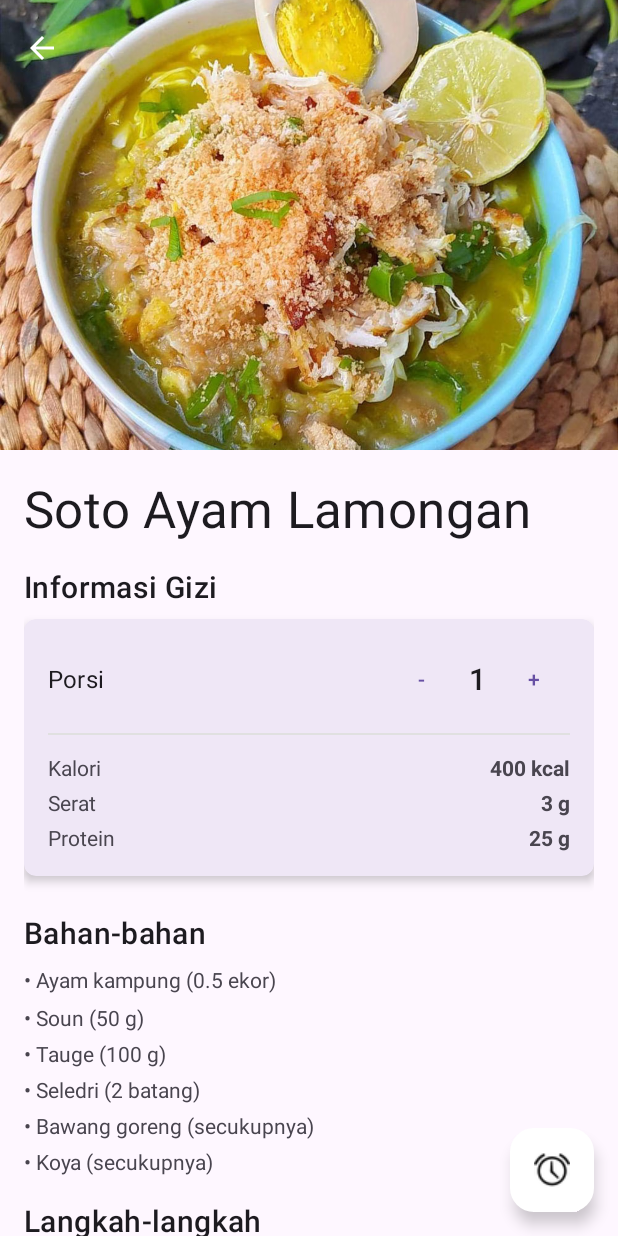
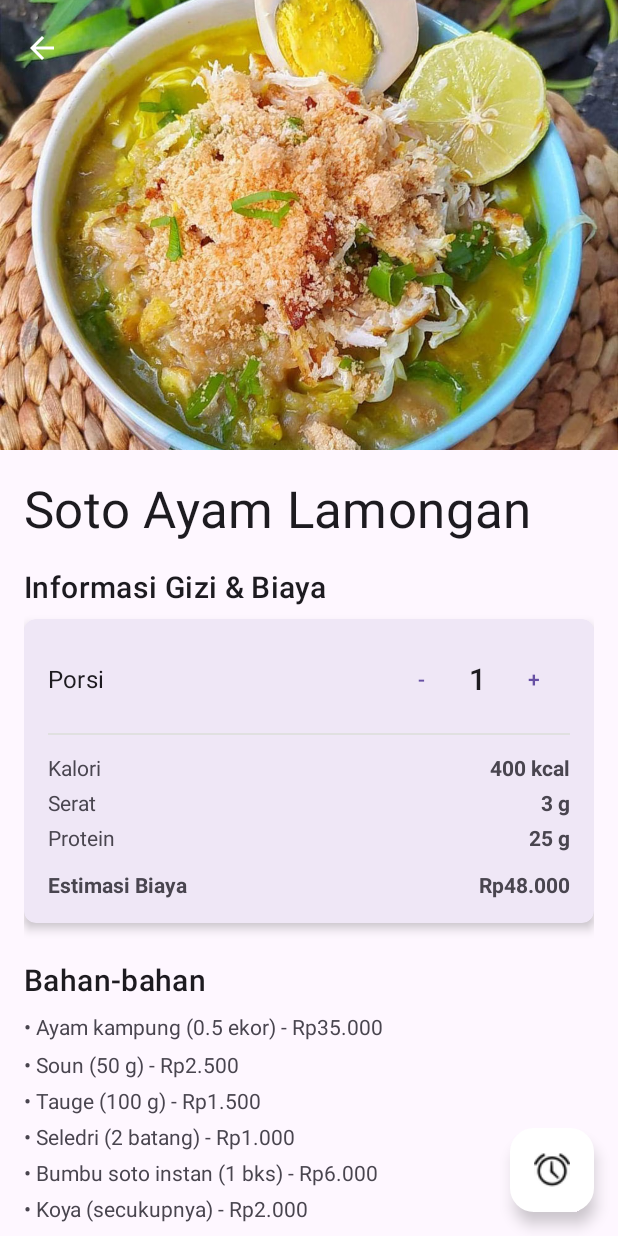
Before and after one commit to AlIhsanAli/Resep_Makanan, an Android app: the screen it shows after launch (DetailActivity), after a tap on "Soto Ayam Lamongan", on a phone screen of 412 x 824 dp. Run offline under Robolectric (Android 15) with nearby library versions, the phone set to English and light mode, and no system bars.

Commit message:
Proyek TO

```diff
--- a/app/src/main/java/com/example/resep_makanan/DetailActivity.kt
+++ b/app/src/main/java/com/example/resep_makanan/DetailActivity.kt
@@ -11,6 +11,7 @@ import androidx.appcompat.widget.Toolbar
 import com.example.resep_makanan.model.Resep
 import com.google.android.material.appbar.CollapsingToolbarLayout
 import com.google.android.material.floatingactionbutton.FloatingActionButton
+import java.text.NumberFormat
 import java.util.Locale
 
 class DetailActivity : AppCompatActivity() {
@@ -21,12 +22,14 @@ class DetailActivity : AppCompatActivity() {
 
     private var currentPortion = 1
     private var originalResep: Resep? = null
+    private var totalCostPerPortion = 0
 
     private lateinit var tvPortionCount: TextView
     private lateinit var tvDetailIngredients: TextView
     private lateinit var tvDetailCalories: TextView
     private lateinit var tvDetailFiber: TextView
     private lateinit var tvDetailProtein: TextView
+    private lateinit var tvDetailCost: TextView
     private lateinit var tvDetailTitle: TextView
 
     override fun onCreate(savedInstanceState: Bundle?) {
@@ -65,6 +68,7 @@ class DetailActivity : AppCompatActivity() {
         tvDetailCalories = findViewById(R.id.tv_detail_calories)
         tvDetailFiber = findViewById(R.id.tv_detail_fiber)
         tvDetailProtein = findViewById(R.id.tv_detail_protein)
+        tvDetailCost = findViewById(R.id.tv_detail_cost)
         tvDetailTitle = findViewById(R.id.tv_detail_title)
     }
 
@@ -73,12 +77,20 @@ class DetailActivity : AppCompatActivity() {
         findViewById<ImageView>(R.id.iv_detail_image).setImageResource(resep.image)
 
         val stepsArray = resources.getStringArray(resep.stepsResId)
-        val stepsTextView: TextView = findViewById(R.id.tv_detail_steps)
-        stepsTextView.text = stepsArray
+        findViewById<TextView>(R.id.tv_detail_steps).text = stepsArray
             .mapIndexed { index, step -> "${index + 1}. $step" }
             .joinToString("\n\n")
 
+        calculateInitialCost(resep.ingredientsResId)
         updateDynamicContent()
+    }
+
+    private fun calculateInitialCost(ingredientsResId: Int) {
+        val ingredientsArray = resources.getStringArray(ingredientsResId)
+        totalCostPerPortion = ingredientsArray.sumOf { ingredientString ->
+            val parts = ingredientString.split(";")
+            parts.getOrNull(3)?.toIntOrNull() ?: 0
+        }
     }
 
     private fun setupPortionButtons() {
@@ -105,6 +117,12 @@ class DetailActivity : AppCompatActivity() {
     private fun updateDynamicContent() {
         tvPortionCount.text = currentPortion.toString()
 
+        val currencyFormat = NumberFormat.getCurrencyInstance(Locale("in", "ID"))
+        currencyFormat.maximumFractionDigits = 0
+
+        val totalCost = totalCostPerPortion * currentPortion
+        tvDetailCost.text = currencyFormat.format(totalCost)
+
         originalResep?.let { resep ->
             tvDetailCalories.text = "${resep.calories * currentPortion} kcal"
             tvDetailFiber.text = "${resep.fiber * currentPortion} g"
@@ -116,24 +134,26 @@ class DetailActivity : AppCompatActivity() {
                 val name = parts.getOrNull(0) ?: ""
                 val amountStr = parts.getOrNull(1)?.trim()
                 val unit = parts.getOrNull(2) ?: ""
+                val price = parts.getOrNull(3)?.toIntOrNull() ?: 0
 
-                var newAmount = ""
+                var amountInfo = ""
                 amountStr?.toDoubleOrNull()?.let { amount ->
                     if (amount > 0) {
                         val calculatedAmount = amount * currentPortion
-                        newAmount = if (calculatedAmount % 1 == 0.0) {
+                        val newAmount = if (calculatedAmount % 1 == 0.0) {
                             calculatedAmount.toInt().toString()
                         } else {
                             String.format(Locale.US, "%.1f", calculatedAmount)
                         }
+                        amountInfo = "($newAmount $unit)"
+                    } else {
+                        amountInfo = "($unit)"
                     }
                 }
 
-                if (newAmount.isNotEmpty()) {
-                    "• $name ($newAmount $unit)"
-                } else {
-                    "• $name ($unit)"
-                }
+                val calculatedPrice = price * currentPortion
+                val priceInfo = currencyFormat.format(calculatedPrice)
+                "• $name $amountInfo - $priceInfo"
             }
         }
     }
--- a/app/src/main/res/layout/activity_detail.xml
+++ b/app/src/main/res/layout/activity_detail.xml
@@ -67,7 +67,7 @@
             <TextView
                 android:layout_width="wrap_content"
                 android:layout_height="wrap_content"
-                android:text="Informasi Gizi"
+                android:text="Informasi Gizi &amp; Biaya"
                 android:textAppearance="?attr/textAppearanceHeadline6" />
 
             <com.google.android.material.card.MaterialCardView
@@ -186,6 +186,27 @@
                             tools:text="15 g" />
                     </LinearLayout>
 
+                    <LinearLayout
+                        android:layout_width="match_parent"
+                        android:layout_height="wrap_content"
+                        android:layout_marginTop="12dp"
+                        android:orientation="horizontal">
+
+                        <TextView
+                            android:layout_width="0dp"
+                            android:layout_height="wrap_content"
+                            android:layout_weight="1"
+                            android:text="Estimasi Biaya"
+                            android:textStyle="bold"/>
+
+                        <TextView
+                            android:id="@+id/tv_detail_cost"
+                            android:layout_width="wrap_content"
+                            android:layout_height="wrap_content"
+                            android:textStyle="bold"
+                            tools:text="Rp 25.000" />
+                    </LinearLayout>
+
                 </LinearLayout>
             </com.google.android.material.card.MaterialCardView>
 
@@ -231,7 +252,7 @@
         android:layout_margin="16dp"
         android:src="@android:drawable/ic_lock_idle_alarm"
         app:tint="@android:color/black"
-        android:backgroundTint="#FFFFFF"
+        android:backgroundTint="#FFFFFFFF"
         tools:ignore="ContentDescription" />
 
 </androidx.coordinatorlayout.widget.CoordinatorLayout>
--- a/app/src/main/res/values/bahan.xml
+++ b/app/src/main/res/values/bahan.xml
@@ -2,86 +2,82 @@
 <resources>
     <!-- Nasi Goreng -->
     <string-array name="ingredients_nasi_goreng">
-        <item>Nasi putih;2;piring</item>
-        <item>Bawang merah;5;siung</item>
-        <item>Bawang putih;3;siung</item>
-        <item>Telur;2;butir</item>
-        <item>Ayam suwir;100;g</item>
-        <item>Kecap manis;3;sdm</item>
+        <item>Nasi putih;2;piring;3000</item>
+        <item>Bawang merah;5;siung;1500</item>
+        <item>Bawang putih;3;siung;1000</item>
+        <item>Telur;2;butir;4000</item>
+        <item>Ayam suwir;100;g;7000</item>
+        <item>Kecap manis;3;sdm;1000</item>
     </string-array>
     <!-- Soto Ayam -->
     <string-array name="ingredients_soto_ayam">
-        <item>Ayam kampung;0.5;ekor</item>
-        <item>Soun;50;g</item>
-        <item>Tauge;100;g</item>
-        <item>Seledri;2;batang</item>
-        <item>Bawang goreng;0;secukupnya</item>
-        <item>Koya;0;secukupnya</item>
+        <item>Ayam kampung;0.5;ekor;35000</item>
+        <item>Soun;50;g;2500</item>
+        <item>Tauge;100;g;1500</item>
+        <item>Seledri;2;batang;1000</item>
+        <item>Bumbu soto instan;1;bks;6000</item>
+        <item>Koya;0;secukupnya;2000</item>
     </string-array>
     <!-- Gado-Gado -->
     <string-array name="ingredients_gado_gado">
-        <item>Kangkung;1;ikat</item>
-        <item>Tauge;100;g</item>
-        <item>Tahu;2;buah</item>
-        <item>Tempe;1;papan</item>
-        <item>Lontong;2;buah</item>
-        <item>Saus kacang;200;ml</item>
+        <item>Kangkung;1;ikat;3000</item>
+        <item>Tauge;100;g;1500</item>
+        <item>Tahu;2;buah;2500</item>
+        <item>Tempe;1;papan;3000</item>
+        <item>Lontong;2;buah;4000</item>
+        <item>Saus kacang siap pakai;200;ml;8000</item>
     </string-array>
     <!-- Rendang -->
     <string-array name="ingredients_rendang">
-        <item>Daging sapi;500;g</item>
-        <item>Santan kental;500;ml</item>
-        <item>Bumbu rendang instan;1;bungkus</item>
-        <item>Daun jeruk;3;lembar</item>
-        <item>Serai;2;batang</item>
+        <item>Daging sapi;500;g;70000</item>
+        <item>Santan kental;500;ml;8000</item>
+        <item>Bumbu rendang instan;1;bungkus;13000</item>
+        <item>Daun jeruk;3;lembar;500</item>
+        <item>Serai;2;batang;500</item>
     </string-array>
     <!-- Sate Ayam -->
     <string-array name="ingredients_sate_ayam">
-        <item>Daging ayam;500;g</item>
-        <item>Tusuk sate;20;buah</item>
-        <item>Kacang tanah goreng;150;g</item>
-        <item>Bawang merah;4;siung</item>
-        <item>Kecap manis;5;sdm</item>
+        <item>Daging ayam fillet;500;g;25000</item>
+        <item>Tusuk sate;20;buah;1500</item>
+        <item>Bumbu sate instan;1;bks;7000</item>
+        <item>Bawang merah;4;siung;1000</item>
+        <item>Kecap manis;5;sdm;1000</item>
     </string-array>
     <!-- Bakso -->
     <string-array name="ingredients_bakso">
-        <item>Daging sapi giling;250;g</item>
-        <item>Tepung tapioka;50;g</item>
-        <item>Bawang putih;3;siung</item>
-        <item>Kaldu sapi blok;2;buah</item>
-        <item>Mi kuning;100;g</item>
+        <item>Daging sapi giling;250;g;35000</item>
+        <item>Tepung tapioka;50;g;1500</item>
+        <item>Bawang putih;3;siung;1000</item>
+        <item>Kaldu sapi blok;2;buah;1000</item>
+        <item>Mi kuning;100;g;2500</item>
     </string-array>
     <!-- Rawon -->
     <string-array name="ingredients_rawon">
-        <item>Daging sapi;300;g</item>
-        <item>Kluwek;4;buah</item>
-        <item>Bumbu rawon instan;1;bungkus</item>
-        <item>Tauge pendek;50;g</item>
-        <item>Telur asin;2;butir</item>
+        <item>Daging sapi;300;g;42000</item>
+        <item>Bumbu rawon instan;1;bungkus;8000</item>
+        <item>Tauge pendek;50;g;1500</item>
+        <item>Telur asin;2;butir;6000</item>
     </string-array>
     <!-- Pempek -->
     <string-array name="ingredients_pempek">
-        <item>Ikan tenggiri giling;250;g</item>
-        <item>Tepung sagu;200;g</item>
-        <item>Telur;1;butir</item>
-        <item>Gula merah;100;g</item>
-        <item>Cuka;2;sdm</item>
-        <item>Cabai rawit;5;buah</item>
+        <item>Ikan tenggiri giling;250;g;30000</item>
+        <item>Tepung sagu;200;g;5000</item>
+        <item>Telur;1;butir;2000</item>
+        <item>Bumbu cuko instan;1;bks;7000</item>
     </string-array>
     <!-- Iga Bakar -->
     <string-array name="ingredients_iga_bakar">
-        <item>Iga sapi;500;g</item>
-        <item>Madu;4;sdm</item>
-        <item>Kecap manis;3;sdm</item>
-        <item>Bawang bombay;0.5;buah</item>
-        <item>Saus tiram;2;sdm</item>
+        <item>Iga sapi;500;g;55000</item>
+        <item>Madu;4;sdm;5000</item>
+        <item>Kecap manis;3;sdm;1000</item>
+        <item>Bawang bombay;0.5;buah;2500</item>
+        <item>Saus tiram;2;sdm;2000</item>
     </string-array>
     <!-- Sayur Asem -->
     <string-array name="ingredients_sayur_asem">
-        <item>Kacang panjang;5;helai</item>
-        <item>Labu siam;1;buah</item>
-        <item>Jagung manis;1;buah</item>
-        <item>Asam jawa;2;sdm</item>
-        <item>Bumbu sayur asem;1;bungkus</item>
+        <item>Paket sayur asem;1;paket;7000</item>
+        <item>Jagung manis;1;buah;4000</item>
+        <item>Asam jawa;2;sdm;500</item>
+        <item>Bumbu sayur asem;1;bungkus;2500</item>
     </string-array>
 </resources>
```
